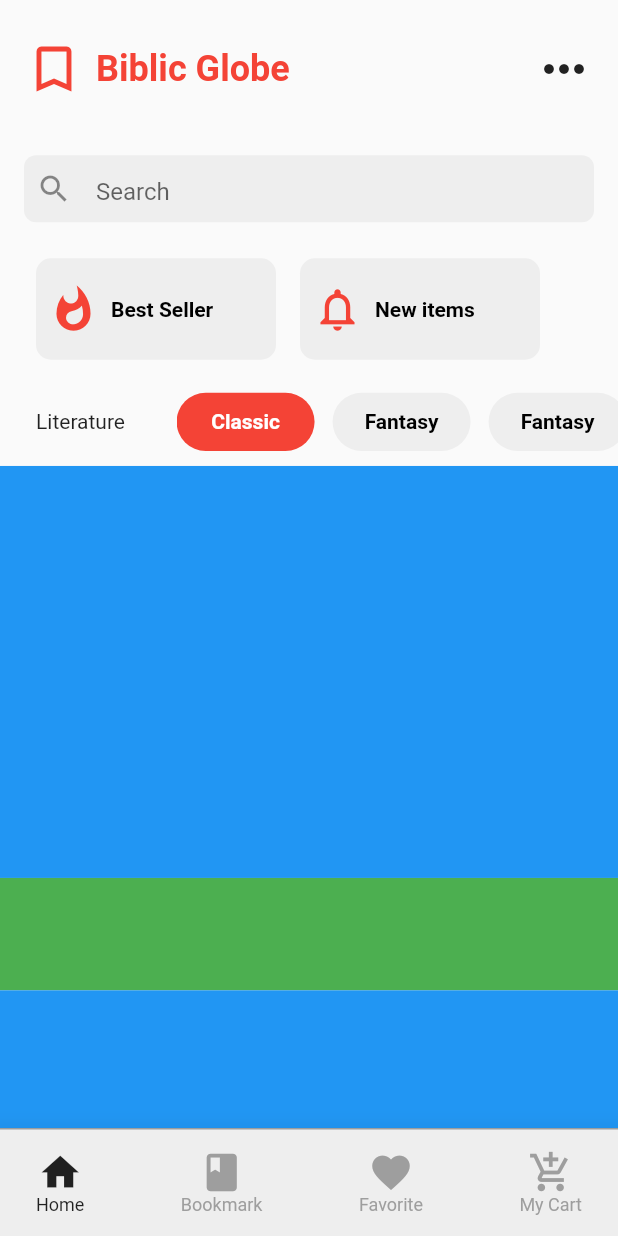
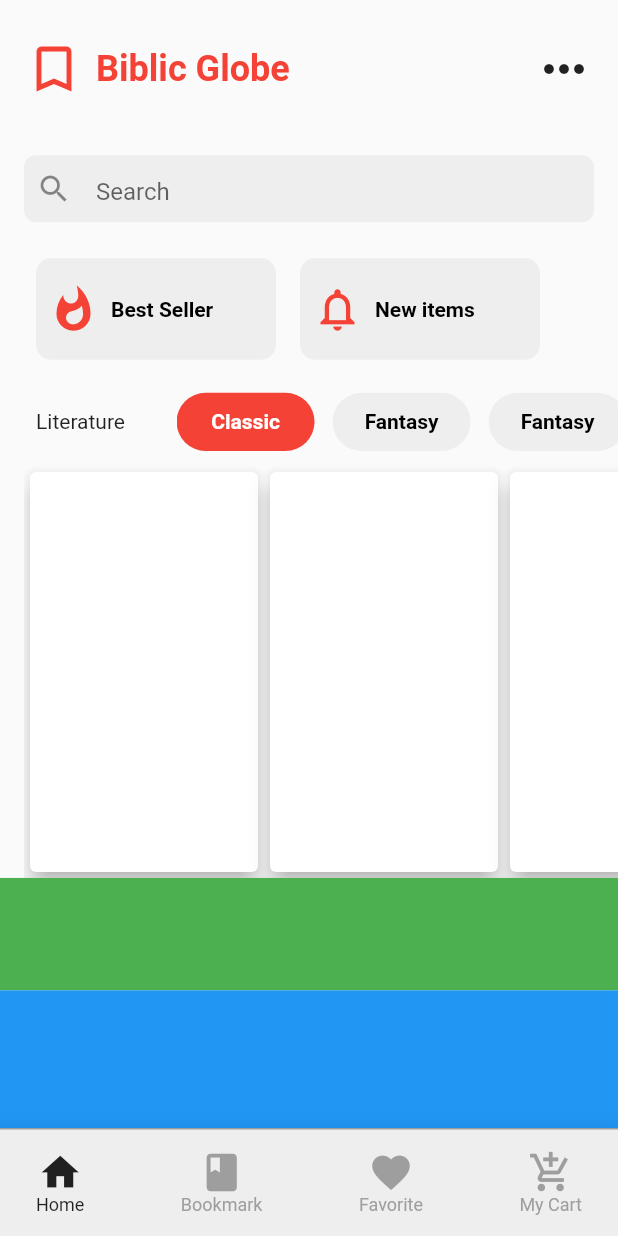
Before and after one commit to JAICHANGPARK/flutter_notebook_the_third_story, a Flutter app: the screen it shows after launch, on a phone screen of 412 x 824 dp. Run offline on Flutter 3.47's test engine with Material 2 defaults, Android fonts, the phone set to English and light mode, and no system bars; our stand-ins replace badges, dotted_border, fl_chart, google_fonts, page_transition, percent_indicator.

Commit message:
Update book_store_app.dart

```diff
--- a/lib/bookstore_app/book_store_app.dart
+++ b/lib/bookstore_app/book_store_app.dart
@@ -232,7 +232,27 @@ class _MainPageState extends State<MainPage> with SingleTickerProviderStateMixin
               ),
               Container(
                 height: deviceHeight / 3,
-                decoration: BoxDecoration(color: Colors.blue),
+                padding: EdgeInsets.only(left: 16),
+
+                child: ListView(
+                  scrollDirection: Axis.horizontal,
+                  children: <Widget>[
+                    Container(
+                      width: 160,
+                      child: Card(
+                        elevation: 6,
+                      ),
+                    ),
+                    Container(
+                      width: 160,
+                      child: Card(   elevation: 6,),
+                    ),
+                    Container(
+                      width: 160,
+                      child: Card(   elevation: 6,),
+                    )
+                  ],
+                ),
               ),
               Container(
                 height: deviceHeight / 11,
```
